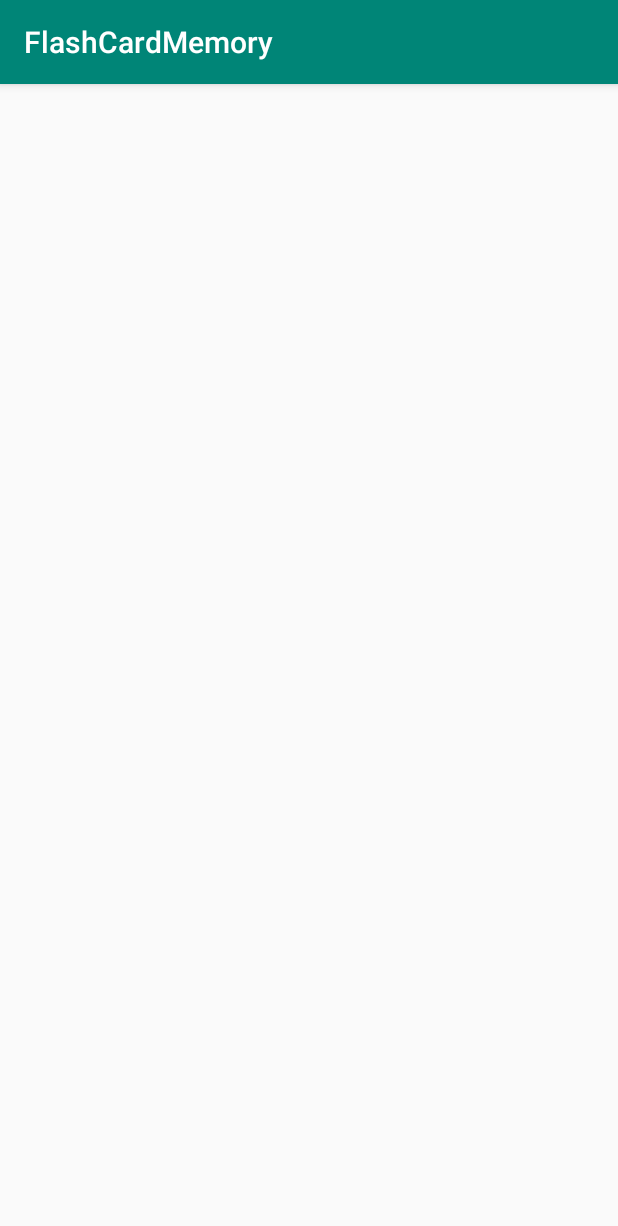
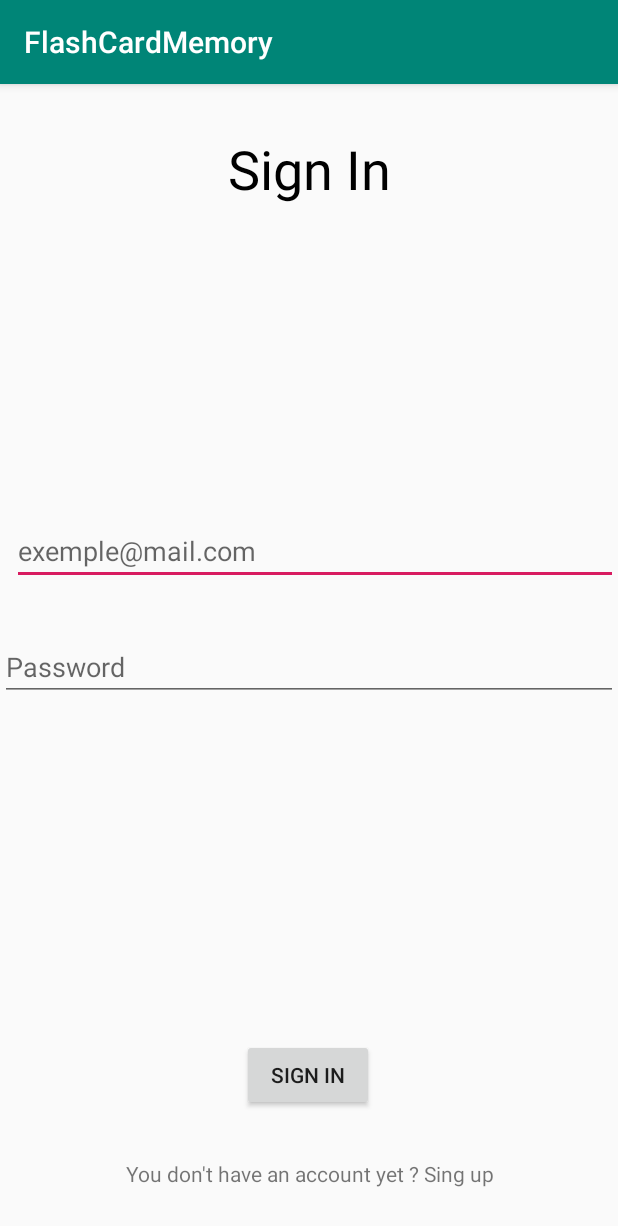
Before and after one commit to Episkey/FlashCard-Android, an Android app: the SignInActivity screen opened directly, with no data from a screen before it, on a phone screen of 412 x 824 dp. Shown: the top 1226 px of the screen. Run offline under Robolectric (Android 15) with nearby library versions, the phone set to English and light mode, and no system bars.

Commit message:
Layout sign in & sign up

```diff
--- a/app/src/main/java/com/example/flashcardmemory/Fragment/ListFlashcardFragment.java
+++ b/app/src/main/java/com/example/flashcardmemory/Fragment/ListFlashcardFragment.java
@@ -19,7 +19,6 @@ public class ListFlashcardFragment extends Fragment {
         // Required empty public constructor
     }
 
-
     @Override
     public View onCreateView(LayoutInflater inflater, ViewGroup container,
                              Bundle savedInstanceState) {
--- a/app/src/main/res/layout/activity_sign_in.xml
+++ b/app/src/main/res/layout/activity_sign_in.xml
@@ -6,4 +6,67 @@
     android:layout_height="match_parent"
     tools:context=".Activity.SignInActivity">
 
+    <Button
+        android:id="@+id/btSignIn"
+        android:layout_width="wrap_content"
+        android:layout_height="wrap_content"
+        android:layout_marginBottom="32dp"
+        android:text="@string/sign_inbt"
+        app:layout_constraintBottom_toTopOf="@+id/textView2"
+        app:layout_constraintEnd_toEndOf="parent"
+        app:layout_constraintHorizontal_bias="0.498"
+        app:layout_constraintStart_toStartOf="parent" />
+
+    <EditText
+        android:id="@+id/etMail"
+        android:layout_width="0dp"
+        android:layout_height="wrap_content"
+        android:layout_marginStart="8dp"
+        android:layout_marginLeft="8dp"
+        android:layout_marginTop="208dp"
+        android:ems="10"
+        android:hint="@string/exemple_mail_com"
+        android:inputType="textPersonName"
+        app:layout_constraintEnd_toEndOf="parent"
+        app:layout_constraintHorizontal_bias="0.0"
+        app:layout_constraintStart_toStartOf="parent"
+        app:layout_constraintTop_toBottomOf="@+id/tvSignUp" />
+
+    <EditText
+        android:id="@+id/etPassword"
+        android:layout_width="0dp"
+        android:layout_height="wrap_content"
+        android:layout_marginTop="32dp"
+        android:ems="10"
+        android:hint="@string/password"
+        android:inputType="textPersonName|textPassword|numberPassword"
+        app:layout_constraintEnd_toEndOf="parent"
+        app:layout_constraintHorizontal_bias="0.0"
+        app:layout_constraintStart_toStartOf="parent"
+        app:layout_constraintTop_toBottomOf="@+id/etMail" />
+
+    <TextView
+        android:id="@+id/tvSignUp"
+        android:layout_width="0dp"
+        android:layout_height="wrap_content"
+        android:layout_marginTop="32dp"
+        android:gravity="center"
+        android:text="@string/sign_in"
+        android:textColor="@android:color/background_dark"
+        android:textSize="36sp"
+        app:layout_constraintEnd_toEndOf="parent"
+        app:layout_constraintStart_toStartOf="parent"
+        app:layout_constraintTop_toTopOf="parent" />
+
+    <TextView
+        android:id="@+id/textView2"
+        android:layout_width="wrap_content"
+        android:layout_height="0dp"
+        android:layout_marginBottom="32dp"
+        android:gravity="center"
+        android:text="@string/you_don_t_have_an_account_yet_sing_up"
+        app:layout_constraintBottom_toBottomOf="parent"
+        app:layout_constraintEnd_toEndOf="parent"
+        app:layout_constraintStart_toStartOf="parent" />
+
 </android.support.constraint.ConstraintLayout>
--- a/app/src/main/res/values/strings.xml
+++ b/app/src/main/res/values/strings.xml
@@ -3,4 +3,12 @@
 
     <!-- TODO: Remove or change this placeholder text -->
     <string name="hello_blank_fragment">Hello blank fragment</string>
+    <string name="sign_up">Sign Up</string>
+    <string name="exemple_mail_com">exemple@mail.com</string>
+    <string name="password">Password</string>
+    <string name="sing_up_title">Sign up !</string>
+    <string name="already_have_an_account_sign_in">Already have an account ? Sign in !</string>
+    <string name="sign_inbt">Sign in</string>
+    <string name="sign_in">Sign In</string>
+    <string name="you_don_t_have_an_account_yet_sing_up">You don\'t have an account yet ? Sing up</string>
 </resources>
```
Also changed, not shown: app/src/main/res/layout/activity_sign_up.xml (+62 -0 lines).
